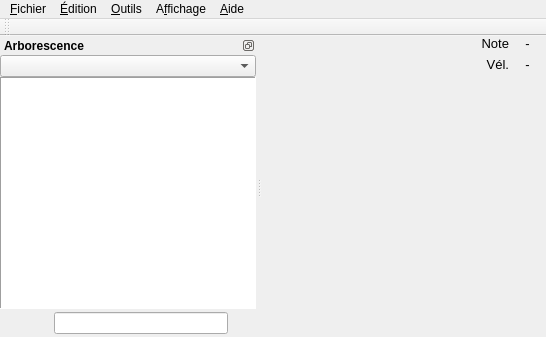
Old version of the form sources/editor/editor_old.ui in the repository davy7125/polyphone.
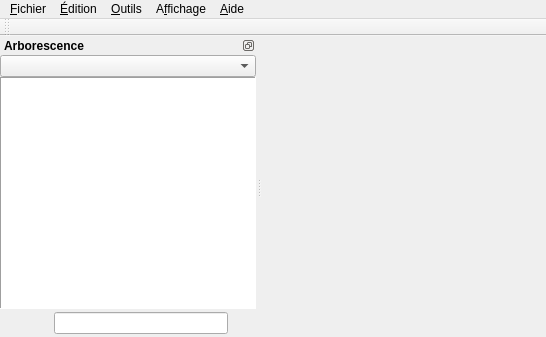
New version of the form. Icons and pictures are not drawn. Custom widgets are drawn as their Qt base class.

Commit message: Virtual keyboard

Patch:
```diff
--- a/sources/editor/editor_old.ui
+++ b/sources/editor/editor_old.ui
@@ -43,128 +43,7 @@
     <property name="horizontalSpacing">
      <number>6</number>
     </property>
-    <item row="0" column="0">
-     <widget class="QWidget" name="ensembleKeyboard" native="true">
-      <layout class="QGridLayout" name="gridLayout_4">
-       <property name="leftMargin">
-        <number>0</number>
-       </property>
-       <property name="topMargin">
-        <number>0</number>
-       </property>
-       <property name="rightMargin">
-        <number>0</number>
-       </property>
-       <property name="bottomMargin">
-        <number>0</number>
-       </property>
-       <item row="0" column="1">
-        <widget class="QLabel" name="label_3">
-         <property name="font">
-          <font>
-           <pointsize>10</pointsize>
-          </font>
-         </property>
-         <property name="text">
-          <string>Note</string>
-         </property>
-         <property name="alignment">
-          <set>Qt::AlignRight|Qt::AlignTrailing|Qt::AlignVCenter</set>
-         </property>
-        </widget>
-       </item>
-       <item row="1" column="2">
-        <widget class="QLabel" name="labelVelocite">
-         <property name="minimumSize">
-          <size>
-           <width>25</width>
-           <height>0</height>
-          </size>
-         </property>
-         <property name="maximumSize">
-          <size>
-           <width>25</width>
-           <height>16777215</height>
-          </size>
-         </property>
-         <property name="font">
-          <font>
-           <pointsize>10</pointsize>
-          </font>
-         </property>
-         <property name="text">
-          <string notr="true">-</string>
-         </property>
-         <property name="alignment">
-          <set>Qt::AlignCenter</set>
-         </property>
-        </widget>
-       </item>
-       <item row="0" column="2">
-        <widget class="QLabel" name="labelNote">
-         <property name="minimumSize">
-          <size>
-           <width>25</width>
-           <height>0</height>
-          </size>
-         </property>
-         <property name="maximumSize">
-          <size>
-           <width>25</width>
-           <height>16777215</height>
-          </size>
-         </property>
-         <property name="font">
-          <font>
-           <pointsize>10</pointsize>
-          </font>
-         </property>
-         <property name="text">
-          <string notr="true">-</string>
-         </property>
-         <property name="alignment">
-          <set>Qt::AlignCenter</set>
-         </property>
-        </widget>
-       </item>
-       <item row="1" column="1">
-        <widget class="QLabel" name="label_2">
-         <property name="font">
-          <font>
-           <pointsize>10</pointsize>
-          </font>
-         </property>
-         <property name="text">
-          <string>Vél.</string>
-         </property>
-         <property name="alignment">
-          <set>Qt::AlignRight|Qt::AlignTrailing|Qt::AlignVCenter</set>
-         </property>
-        </widget>
-       </item>
-       <item row="0" column="0" rowspan="2">
-        <spacer name="horizontalSpacer">
-         <property name="orientation">
-          <enum>Qt::Horizontal</enum>
-         </property>
-         <property name="sizeType">
-          <enum>QSizePolicy::MinimumExpanding</enum>
-         </property>
-         <property name="sizeHint" stdset="0">
-          <size>
-           <width>40</width>
-           <height>20</height>
-          </size>
-         </property>
-        </spacer>
-       </item>
-       <item row="0" column="3" rowspan="2">
-        <widget class="PianoKeybdCustom" name="widgetKeyboard" native="true"/>
-       </item>
-      </layout>
-     </widget>
-    </item>
-    <item row="2" column="0">
+    <item row="1" column="0">
      <widget class="QStackedWidget" name="stackedWidget">
       <property name="currentIndex">
        <number>0</number>
@@ -1591,12 +1470,6 @@
     <slot>clicTreeRight()</slot>
    </slots>
   </customwidget>
-  <customwidget>
-   <class>PianoKeybdCustom</class>
-   <extends>QWidget</extends>
-   <header>pianokeybdcustom.h</header>
-   <container>1</container>
-  </customwidget>
  </customwidgets>
  <resources>
   <include location="../resources.qrc"/>
```
Left out of the diff: 62 changed lines with no effect on the pictures. The commit also changes 61 other files.
